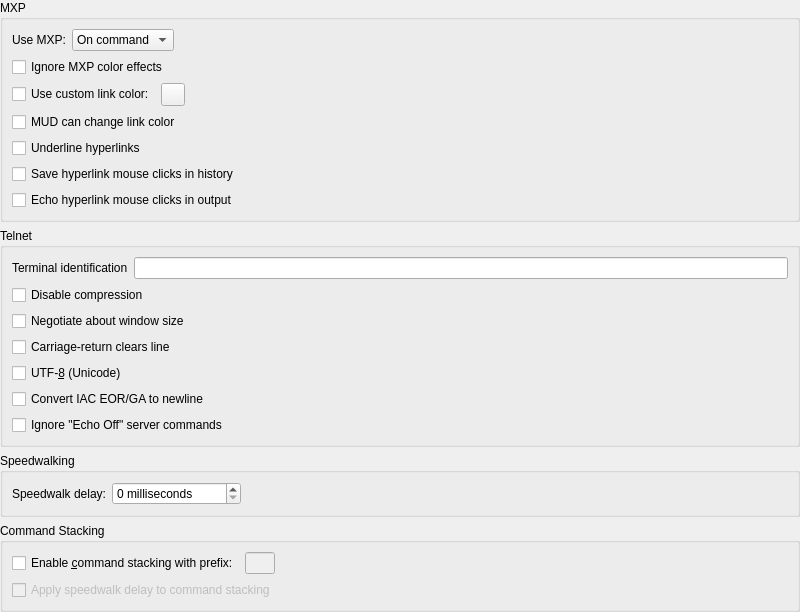
The window that smushclient-qt/cpp/ui/worlddetails/mud.ui (jnbooth/smushclient) describes before a commit, drawn with Qt 5.
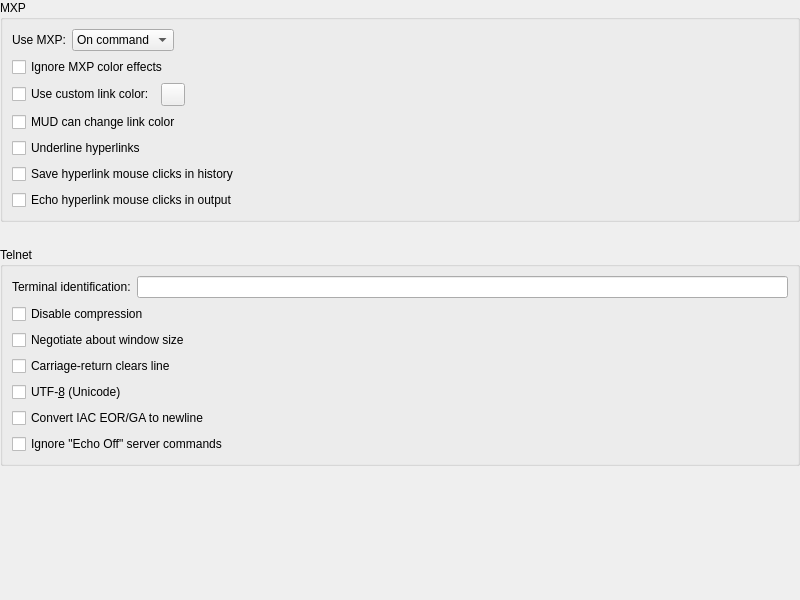
The same window after the commit. Custom widgets are drawn as their Qt base class.

What changed in the file:
```diff
--- a/smushclient-qt/cpp/ui/worlddetails/mud.ui
+++ b/smushclient-qt/cpp/ui/worlddetails/mud.ui
@@ -14,6 +14,9 @@
    <string>MUD</string>
   </property>
   <layout class="QVBoxLayout" name="verticalLayout">
+   <property name="spacing">
+    <number>25</number>
+   </property>
    <property name="leftMargin">
     <number>0</number>
    </property>
@@ -178,7 +181,7 @@
         <item>
          <widget class="QLabel" name="TerminalIdentification_label">
           <property name="text">
-           <string>Terminal identification</string>
+           <string>Terminal identification:</string>
           </property>
          </widget>
         </item>
@@ -232,110 +235,6 @@
      </layout>
     </widget>
    </item>
-   <item>
-    <widget class="QGroupBox" name="_speedwalk">
-     <property name="title">
-      <string>Speedwalking</string>
-     </property>
-     <layout class="QHBoxLayout" name="horizontalLayout_3">
-      <item>
-       <widget class="QLabel" name="SpeedWalkDelay_label">
-        <property name="text">
-         <string>Speedwalk delay:</string>
-        </property>
-       </widget>
-      </item>
-      <item>
-       <widget class="QSpinBox" name="SpeedWalkDelay">
-        <property name="suffix">
-         <string> milliseconds</string>
-        </property>
-        <property name="maximum">
-         <number>30000</number>
-        </property>
-       </widget>
-      </item>
-      <item>
-       <spacer name="horizontalSpacer_3">
-        <property name="orientation">
-         <enum>Qt::Orientation::Horizontal</enum>
-        </property>
-        <property name="sizeHint" stdset="0">
-         <size>
-          <width>40</width>
-          <height>20</height>
-         </size>
-        </property>
-       </spacer>
-      </item>
-     </layout>
-    </widget>
-   </item>
-   <item>
-    <widget class="QGroupBox" name="_command_stacking">
-     <property name="title">
-      <string>Command Stacking</string>
-     </property>
-     <layout class="QVBoxLayout" name="verticalLayout_4">
-      <item>
-       <layout class="QHBoxLayout" name="horizontalLayout_4">
-        <item>
-         <widget class="QCheckBox" name="EnableCommandStack">
-          <property name="text">
-           <string>Enable &amp;command stacking with prefix:</string>
-          </property>
-         </widget>
-        </item>
-        <item>
-         <widget class="QLineEdit" name="CommandStackCharacter">
-          <property name="enabled">
-           <bool>false</bool>
-          </property>
-          <property name="sizePolicy">
-           <sizepolicy hsizetype="Fixed" vsizetype="Fixed">
-            <horstretch>0</horstretch>
-            <verstretch>0</verstretch>
-           </sizepolicy>
-          </property>
-          <property name="maximumSize">
-           <size>
-            <width>30</width>
-            <height>16777215</height>
-           </size>
-          </property>
-          <property name="maxLength">
-           <number>1</number>
-          </property>
-         </widget>
-        </item>
-        <item>
-         <spacer name="horizontalSpacer_4">
-          <property name="orientation">
-           <enum>Qt::Orientation::Horizontal</enum>
-          </property>
-          <property name="sizeHint" stdset="0">
-           <size>
-            <width>600</width>
-            <height>20</height>
-           </size>
-          </property>
-         </spacer>
-        </item>
-       </layout>
-      </item>
-      <item>
-       <widget class="QCheckBox" name="CommandStackDelay">
-        <property name="enabled">
-         <bool>false</bool>
-        </property>
-        <property name="text">
-         <string>Apply speedwalk delay to command stacking</string>
-        </property>
-       </widget>
-      </item>
-     </layout>
-    </widget>
-   </item>
    <item>
     <spacer name="verticalSpacer">
      <property name="orientation">
```
Left out of the diff: 35 changed lines with no effect on the pictures.
